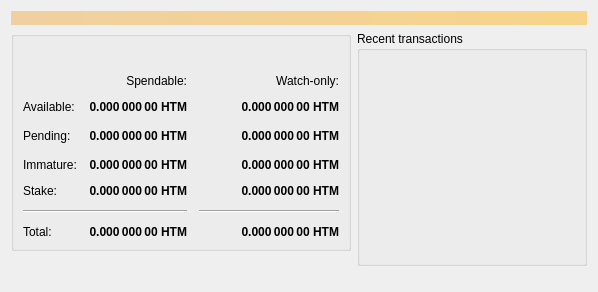
Before: the Qt Designer form src/qt/forms/overviewpage.ui in HTMLCOIN/HTMLCOIN, drawn with Qt 5.
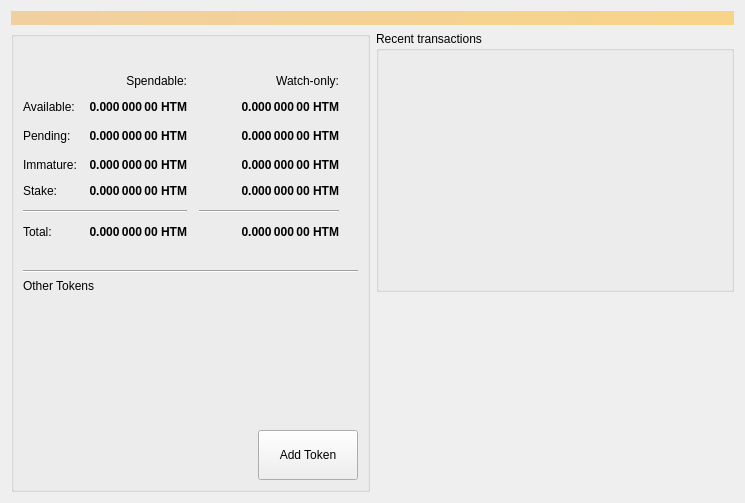
After: the same form once the commit is applied. Icons and pictures are not drawn.

Commit message: Add other tokens Gui to overview page

```diff
--- a/src/qt/forms/overviewpage.ui
+++ b/src/qt/forms/overviewpage.ui
@@ -6,8 +6,8 @@
    <rect>
     <x>0</x>
     <y>0</y>
-    <width>598</width>
-    <height>292</height>
+    <width>745</width>
+    <height>503</height>
    </rect>
   </property>
   <property name="windowTitle">
@@ -40,6 +40,9 @@
        <item>
         <widget class="QGroupBox" name="groupBoxBalances">
          <layout class="QVBoxLayout" name="verticalLayout">
+          <property name="spacing">
+           <number>6</number>
+          </property>
           <item>
            <layout class="QHBoxLayout" name="horizontalLayout_3">
             <item>
@@ -429,6 +432,93 @@
             </item>
            </layout>
           </item>
+          <item>
+           <spacer name="verticalSpacer_3">
+            <property name="orientation">
+             <enum>Qt::Vertical</enum>
+            </property>
+            <property name="sizeType">
+             <enum>QSizePolicy::Fixed</enum>
+            </property>
+            <property name="sizeHint" stdset="0">
+             <size>
+              <width>20</width>
+              <height>25</height>
+             </size>
+            </property>
+           </spacer>
+          </item>
+          <item>
+           <widget class="Line" name="line_2">
+            <property name="orientation">
+             <enum>Qt::Horizontal</enum>
+            </property>
+           </widget>
+          </item>
+          <item>
+           <layout class="QVBoxLayout" name="verticalLayout_5">
+            <property name="spacing">
+             <number>12</number>
+            </property>
+            <item>
+             <widget class="QLabel" name="labelTokens">
+              <property name="text">
+               <string>Other Tokens</string>
+              </property>
+             </widget>
+            </item>
+            <item>
+             <layout class="QHBoxLayout" name="horizontalLayout_4">
+              <property name="leftMargin">
+               <number>10</number>
+              </property>
+              <property name="rightMargin">
+               <number>10</number>
+              </property>
+              <item>
+               <widget class="QListView" name="listTokens">
+                <property name="enabled">
+                 <bool>true</bool>
+                </property>
+                <property name="styleSheet">
+                 <string notr="true">QListView { background: transparent; }</string>
+                </property>
+               </widget>
+              </item>
+             </layout>
+            </item>
+           </layout>
+          </item>
+          <item>
+           <layout class="QHBoxLayout" name="horizontalLayout_5">
+            <item>
+             <spacer name="horizontalSpacer_4">
+              <property name="orientation">
+               <enum>Qt::Horizontal</enum>
+              </property>
+              <property name="sizeHint" stdset="0">
+               <size>
+                <width>40</width>
+                <height>20</height>
+               </size>
+              </property>
+             </spacer>
+            </item>
+            <item>
+             <widget class="QPushButton" name="buttonAddToken">
+              <property name="minimumSize">
+               <size>
+                <width>100</width>
+                <height>50</height>
+               </size>
+              </property>
+              <property name="text">
+               <string>Add Token</string>
+              </property>
+             </widget>
+            </item>
+           </layout>
+          </item>
          </layout>
         </widget>
        </item>
@@ -437,9 +527,6 @@
          <property name="orientation">
           <enum>Qt::Vertical</enum>
          </property>
-         <property name="sizeType">
-          <enum>QSizePolicy::Expanding</enum>
-         </property>
          <property name="sizeHint" stdset="0">
           <size>
            <width>20</width>
```
The commit also changes 9 other files.
